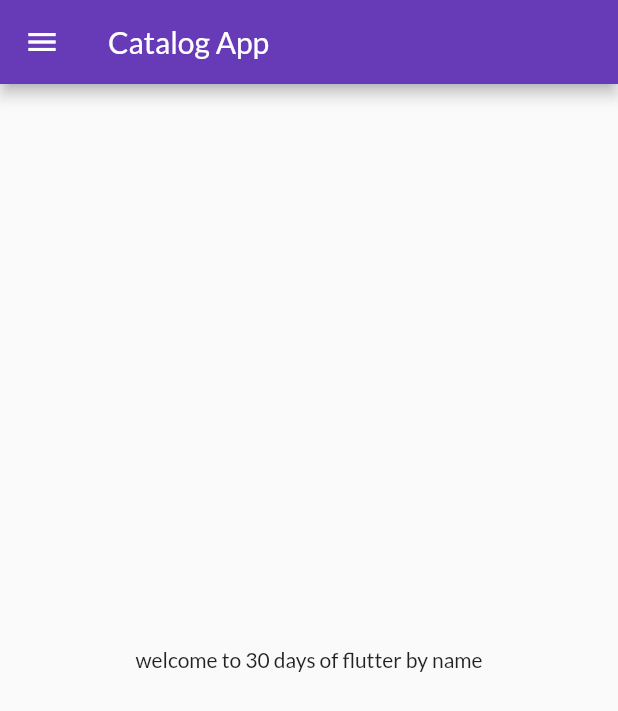
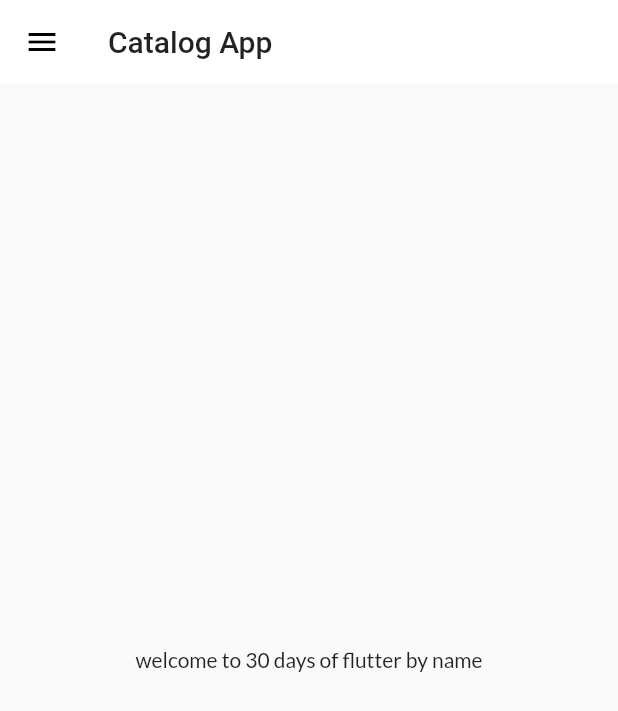
Before and after one commit to Kheersagarpatel/30daysofflutter, a Flutter app: the screen it shows after launch, on a phone screen of 412 x 824 dp. Shown: the top 711 px of the screen. Run offline on Flutter 3.47's test engine with Material 2 defaults, Android fonts, the phone set to English and light mode, and no system bars; our stand-ins replace google_fonts.

Commit message:
Theme extracted

```diff
--- a/lib/main.dart
+++ b/lib/main.dart
@@ -2,7 +2,7 @@ import 'package:flutter/material.dart';
 import 'package:flutter_catalog/pages/home_page.dart';
 import 'package:flutter_catalog/pages/login_page.dart';
 import 'package:flutter_catalog/utils/routes.dart';
-import 'package:google_fonts/google_fonts.dart';
+import 'package:flutter_catalog/widgets/themes.dart';
 
 void main() {
   runApp(const MyApp());
@@ -26,12 +26,9 @@ class MyApp extends StatelessWidget {
   Widget build(BuildContext context) {
     return MaterialApp(
       themeMode: ThemeMode.light,
-      theme: ThemeData(
-        primarySwatch: Colors.deepPurple,
-        fontFamily: GoogleFonts.lato().fontFamily,
-      ),
+      theme: MyTheme.lightTheme(context),
+      darkTheme: MyTheme.darkTheme(context),
       debugShowCheckedModeBanner: false,
-      darkTheme: ThemeData(brightness: Brightness.dark),
       initialRoute: MyRoutes.homeRoute,
       routes: {
         "/": (context) => const LoginPage(),
--- /dev/null
+++ b/lib/widgets/themes.dart
@@ -0,0 +1,19 @@
+import 'package:flutter/material.dart';
+import 'package:google_fonts/google_fonts.dart';
+
+class MyTheme {
+  static ThemeData lightTheme(BuildContext context) => ThemeData(
+      primarySwatch: Colors.deepPurple,
+      fontFamily: GoogleFonts.lato().fontFamily,
+      appBarTheme: AppBarTheme(
+        color: Colors.white,
+        elevation: 0.0,
+        iconTheme: const IconThemeData(color: Colors.black),
+        // toolbarTextStyle: Theme.of(context).textTheme.bodyText2,
+        titleTextStyle: Theme.of(context).textTheme.headline6,
+      ));
+
+  static ThemeData darkTheme(BuildContext context) => ThemeData(
+        brightness: Brightness.dark,
+      );
+}
```
